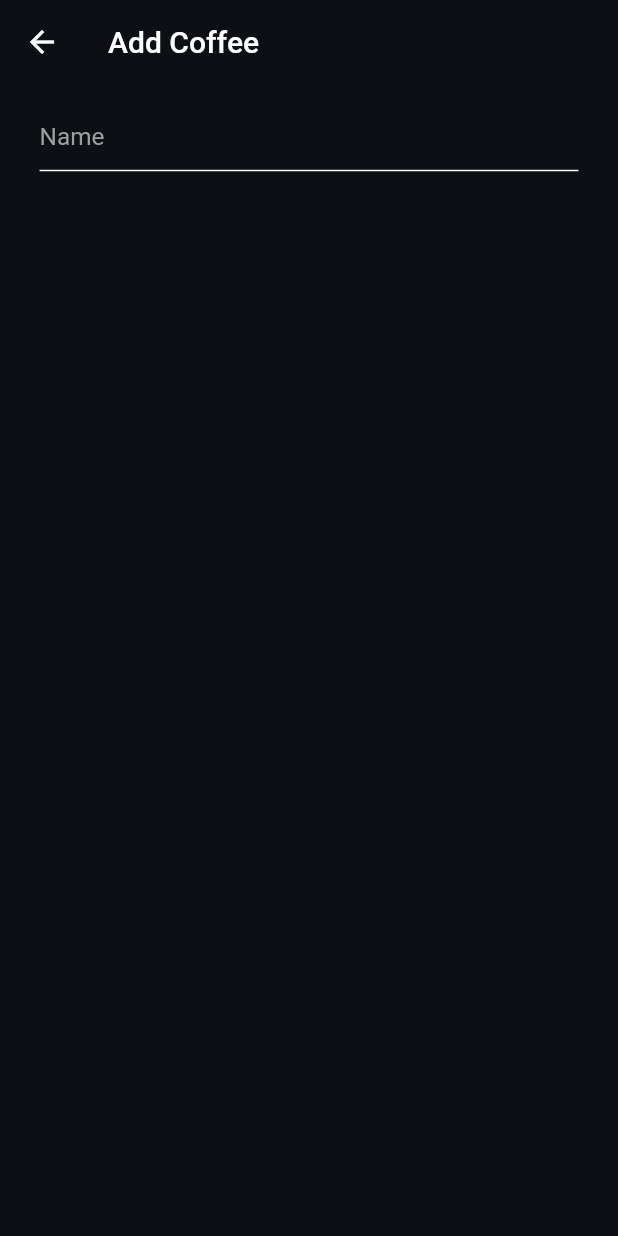
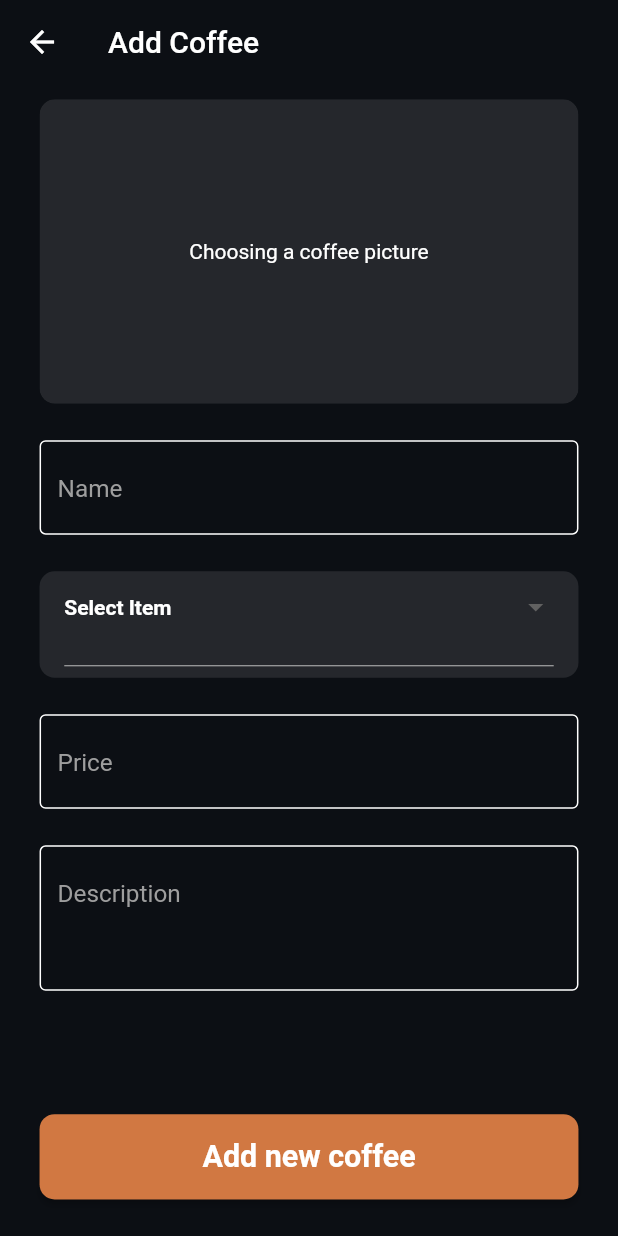
Before and after one commit to SayfiddinovJ/coffee_shop, a Flutter app: the CoffeeAddScreen screen opened directly, on a phone screen of 412 x 824 dp. Run offline on Flutter 3.47's test engine with Material 2 defaults, Android fonts, the light colour scheme and no system bars; our stand-ins replace cloud_firestore, equatable, firebase_core, firebase_storage, flutter_bloc, flutter_screenutil and 2 more; accounts and stored records are empty.

Commit message:
coffees add screen

```diff
--- a/lib/data/models/category/categories.dart
+++ b/lib/data/models/category/categories.dart
@@ -1,4 +1,4 @@
-List<String> categories = [
+final List<String> categories = [
   "Espresso",
   "Cappuccino",
   "Latte",
--- a/lib/data/models/coffee/coffee_field_keys.dart
+++ b/lib/data/models/coffee/coffee_field_keys.dart
@@ -3,6 +3,8 @@ enum CoffeeFieldKeys {
   price,
   description,
   image,
+  category,
+  // count,
   id,
   createdAt,
 }
--- a/lib/ui/admin/coffee_add_screen/coffee_add_screen.dart
+++ b/lib/ui/admin/coffee_add_screen/coffee_add_screen.dart
@@ -1,12 +1,29 @@
+import 'package:coffee_shop/bloc/coffee_bloc.dart';
+import 'package:coffee_shop/bloc/coffee_event.dart';
+import 'package:coffee_shop/bloc/coffee_state.dart';
+import 'package:coffee_shop/data/models/coffee/coffee_field_keys.dart';
+import 'package:coffee_shop/data/models/status.dart';
+import 'package:coffee_shop/ui/admin/coffee_add_screen/widgets/drop_down.dart';
+import 'package:coffee_shop/ui/admin/coffee_add_screen/widgets/image_upload.dart';
 import 'package:coffee_shop/ui/admin/widgets/global_text_field.dart';
+import 'package:coffee_shop/ui/widgets/global_button.dart';
 import 'package:coffee_shop/utils/app_colors/app_colors.dart';
+import 'package:coffee_shop/utils/dialogs/show_dialog.dart';
 import 'package:coffee_shop/utils/extensions/extensions.dart';
+import 'package:coffee_shop/utils/formats/price_formatter.dart';
 import 'package:flutter/material.dart';
+import 'package:flutter_bloc/flutter_bloc.dart';
 import 'package:flutter_screenutil/flutter_screenutil.dart';
+import 'package:fluttertoast/fluttertoast.dart';
 
-class CoffeeAddScreen extends StatelessWidget {
+class CoffeeAddScreen extends StatefulWidget {
   const CoffeeAddScreen({super.key});
 
+  @override
+  State<CoffeeAddScreen> createState() => _CoffeeAddScreenState();
+}
+
+class _CoffeeAddScreenState extends State<CoffeeAddScreen> {
   @override
   Widget build(BuildContext context) {
     return Scaffold(
@@ -16,12 +33,98 @@ class CoffeeAddScreen extends StatelessWidget {
         backgroundColor: AppColors.FF0C0F14,
         elevation: 0,
       ),
-      body: ListView(
-        padding: EdgeInsets.symmetric(horizontal: 24.w),
-        children: [
-          10.ph,
-          const GlobalTextField(hintText: 'Name'),
-        ],
+      body: BlocConsumer<CoffeeBloc, CoffeeState>(
+        builder: (context, state) {
+          if (state.status == FormStatus.failure) {
+            showMessage(message: state.statusText, context: context);
+          }
+          return Column(
+            children: [
+              Expanded(
+                child: ListView(
+                  physics: const BouncingScrollPhysics(),
+                  padding: EdgeInsets.symmetric(horizontal: 24.w),
+                  children: [
+                    10.ph,
+                    const ImageUpload(),
+                    24.ph,
+                    GlobalTextField(
+                        hintText: 'Name',
+                        onChanged: (value) {
+                          context.read<CoffeeBloc>().add(
+                              UpdateCurrentCoffeeEvent(
+                                  fieldKey: CoffeeFieldKeys.name,
+                                  value: value));
+                        }),
+                    24.ph,
+                    Container(
+                      height: 70.h,
+                      decoration: BoxDecoration(
+                        color: Colors.white10,
+                        borderRadius: BorderRadius.circular(10.r),
+                      ),
+                      child: const CategorySelector(),
+                    ),
+                    24.ph,
+                    GlobalTextField(
+                        hintText: 'Price',
+                        textInputFormatter: PriceFormatter(),
+                        keyboardType: TextInputType.number,
+                        maxLength: 10,
+                        onChanged: (value) {
+                          context.read<CoffeeBloc>().add(
+                              UpdateCurrentCoffeeEvent(
+                                  fieldKey: CoffeeFieldKeys.price,
+                                  value: value));
+                        }),
+                    24.ph,
+                    SizedBox(
+                      height: 120.h,
+                      child: GlobalTextField(
+                          hintText: 'Description',
+                          maxLines: 3,
+                          onChanged: (value) {
+                            context.read<CoffeeBloc>().add(
+                                UpdateCurrentCoffeeEvent(
+                                    fieldKey: CoffeeFieldKeys.description,
+                                    value: value));
+                          }),
+                    ),
+                  ],
+                ),
+              ),
+              Padding(
+                padding: EdgeInsets.symmetric(horizontal: 24.w),
+                child: GlobalButton(
+                    onPressed: () {
+                      context.read<CoffeeBloc>().add(UpdateCurrentCoffeeEvent(
+                          fieldKey: CoffeeFieldKeys.createdAt,
+                          value: DateTime.now().toString()));
+                      if (context.read<CoffeeBloc>().canRequest().isEmpty) {
+                        context.read<CoffeeBloc>().add(AddCoffeeEvent());
+                      } else {
+                        Fluttertoast.showToast(
+                          msg:
+                              "${context.read<CoffeeBloc>().canRequest()} is not filled",
+                          backgroundColor: AppColors.black,
+                          textColor: Colors.white,
+                        );
+                      }
+                    },
+                    data: 'Add new coffee'),
+              ),
+              24.ph,
+            ],
+          );
+        },
+        listener: (context, state) {
+          if (state.status == FormStatus.loading) {
+            const Center(child: CircularProgressIndicator());
+          }
+          if (state.status == FormStatus.success) {
+            Navigator.pop(context);
+          }
+        },
       ),
     );
   }
--- /dev/null
+++ b/lib/ui/admin/coffee_add_screen/widgets/drop_down.dart
@@ -0,0 +1,67 @@
+import 'package:coffee_shop/bloc/coffee_bloc.dart';
+import 'package:coffee_shop/bloc/coffee_event.dart';
+import 'package:coffee_shop/data/models/category/categories.dart';
+import 'package:coffee_shop/data/models/coffee/coffee_field_keys.dart';
+import 'package:flutter/material.dart';
+import 'package:flutter_bloc/flutter_bloc.dart';
+import 'package:flutter_screenutil/flutter_screenutil.dart';
+
+class CategorySelector extends StatefulWidget {
+  const CategorySelector({super.key});
+
+  @override
+  State<CategorySelector> createState() => _CategorySelectorState();
+}
+
+class _CategorySelectorState extends State<CategorySelector> {
+
+  String? selectedValue;
+  @override
+  Widget build(BuildContext context) {
+    return DropdownButton<String>(
+      padding: EdgeInsets.symmetric(horizontal: 15.w),
+      borderRadius: BorderRadius.circular(10.r),
+      dropdownColor: Colors.black,
+      isExpanded: true,
+      hint: const Row(
+        children: [
+          Expanded(
+            child: Text(
+              'Select Item',
+              style: TextStyle(
+                fontSize: 14,
+                fontWeight: FontWeight.bold,
+                color: Colors.white,
+              ),
+              overflow: TextOverflow.ellipsis,
+            ),
+          ),
+        ],
+      ),
+      items: categories
+          .map((String item) => DropdownMenuItem<String>(
+        value: item,
+        child: Text(
+          item,
+          style: const TextStyle(
+            fontSize: 14,
+            fontWeight: FontWeight.bold,
+            color: Colors.white,
+          ),
+          overflow: TextOverflow.ellipsis,
+        ),
+      ))
+          .toList(),
+      value: selectedValue,
+      onChanged: (value) {
+        setState(() {
+          selectedValue = value;
+        });
+          context.read<CoffeeBloc>().add(
+              UpdateCurrentCoffeeEvent(
+                  fieldKey: CoffeeFieldKeys.category,
+                  value: value));
+      },
+    );
+  }
+}
--- /dev/null
+++ b/lib/ui/admin/coffee_add_screen/widgets/image_upload.dart
@@ -0,0 +1,143 @@
+import 'package:coffee_shop/bloc/coffee_bloc.dart';
+import 'package:coffee_shop/bloc/coffee_event.dart';
+import 'package:coffee_shop/bloc/coffee_state.dart';
+import 'package:coffee_shop/data/models/coffee/coffee_field_keys.dart';
+import 'package:coffee_shop/data/models/universal_data.dart';
+import 'package:coffee_shop/ui/widgets/image_uploader.dart';
+import 'package:coffee_shop/utils/app_colors/app_colors.dart';
+import 'package:coffee_shop/utils/dialogs/loading.dart';
+import 'package:flutter/material.dart';
+import 'package:flutter_bloc/flutter_bloc.dart';
+import 'package:flutter_screenutil/flutter_screenutil.dart';
+import 'package:image_picker/image_picker.dart';
+
+class ImageUpload extends StatefulWidget {
+  const ImageUpload({super.key});
+
+  @override
+  State<ImageUpload> createState() => _ImageUploadState();
+}
+
+class _ImageUploadState extends State<ImageUpload> {
+  ImagePicker picker = ImagePicker();
+
+  @override
+  Widget build(BuildContext context) {
+    return BlocBuilder<CoffeeBloc, CoffeeState>(
+      builder: (context, state) {
+        return ClipRRect(
+          borderRadius: BorderRadius.circular(10.r),
+          child: InkWell(
+            onTap: () {
+              showBottomSheetDialog(context);
+            },
+            borderRadius: BorderRadius.circular(10.r),
+            child: Container(
+              height: 200.h,
+              width: MediaQuery.of(context).size.width,
+              decoration: BoxDecoration(
+                borderRadius: BorderRadius.circular(10.r),
+                color: Colors.white10,
+              ),
+              child: state.coffeeModel.image.isEmpty
+                  ? const Center(
+                      child: Text(
+                        'Choosing a coffee picture',
+                        style: TextStyle(color: AppColors.white),
+                      ),
+                    )
+                  : Image.network(state.coffeeModel.image, fit: BoxFit.fill),
+            ),
+          ),
+        );
+      },
+    );
+  }
+
+  void showBottomSheetDialog(BuildContext context) {
+    showModalBottomSheet(
+      backgroundColor: Colors.transparent,
+      context: context,
+      builder: (BuildContext context) {
+        return Container(
+          padding: const EdgeInsets.all(24),
+          decoration: const BoxDecoration(
+            color: Colors.black,
+            borderRadius: BorderRadius.only(
+              topLeft: Radius.circular(16),
+              topRight: Radius.circular(16),
+            ),
+          ),
+          child: Column(
+            mainAxisSize: MainAxisSize.min,
+            children: [
+              ListTile(
+                onTap: () {
+                  _getFromCamera(context);
+                },
+                leading: const Icon(
+                  Icons.camera_alt,
+                  color: Colors.white,
+                ),
+                title: const Text(
+                  "Select from Camera",
+                  style: TextStyle(color: Colors.white),
+                ),
+              ),
+              ListTile(
+                onTap: () {
+                  _getFromGallery(context);
+                },
+                leading: const Icon(
+                  Icons.photo,
+                  color: Colors.white,
+                ),
+                title: const Text(
+                  "Select from Gallery",
+                  style: TextStyle(color: Colors.white),
+                ),
+              ),
+            ],
+          ),
+        );
+      },
+    );
+  }
+
+  Future<void> _getFromCamera(BuildContext context) async {
+    XFile? xFile = await picker.pickImage(
+      source: ImageSource.camera,
+      maxHeight: 512,
+      maxWidth: 512,
+    );
+
+    if (context.mounted && xFile != null) {
+      showLoading(context: context);
+      UniversalData data = await imageUploader(xFile);
+      if (context.mounted) {
+        hideLoading(context: context);
+        context.read<CoffeeBloc>().add(UpdateCurrentCoffeeEvent(
+            fieldKey: CoffeeFieldKeys.image, value: data.data));
+        Navigator.pop(context);
+      }
+    }
+  }
+
+  Future<void> _getFromGallery(BuildContext context) async {
+    XFile? xFile = await picker.pickImage(
+      source: ImageSource.gallery,
+      maxHeight: 512,
+      maxWidth: 512,
+    );
+    if (context.mounted && xFile != null) {
+      showLoading(context: context);
+      UniversalData data = await imageUploader(xFile);
+      if (context.mounted) {
+        hideLoading(context: context);
+        context.read<CoffeeBloc>().add(UpdateCurrentCoffeeEvent(
+            fieldKey: CoffeeFieldKeys.image, value: data.data));
+        Navigator.pop(context);
+      }
+    }
+  }
+}
--- a/lib/ui/admin/widgets/global_text_field.dart
+++ b/lib/ui/admin/widgets/global_text_field.dart
@@ -8,7 +8,7 @@ class GlobalTextField extends StatefulWidget {
   final TextInputAction textInputAction;
   final Widget? prefixIcon;
   final String caption;
-  final ValueChanged? onChanged;
+  final ValueChanged onChanged;
   final FocusNode? focusNode;
   final bool readOnly;
   final TextInputFormatter? textInputFormatter;
@@ -33,7 +33,7 @@ class GlobalTextField extends StatefulWidget {
     this.suffixIcon,
     this.readOnly = false,
     this.controller,
-    this.onChanged,
+    required this.onChanged,
     this.focusNode,
     this.textInputFormatter,
     this.obscureText,
@@ -69,9 +69,8 @@ class _GlobalTextFieldState extends State<GlobalTextField> {
   @override
   Widget build(BuildContext context) {
     return TextField(
-      onChanged: (String value) {
-        widget.onChanged!(value);
-      },
+      style: TextStyle(color: color),
+      onChanged: widget.onChanged,
       controller: _internalController,
       maxLines: widget.maxLines,
       maxLength: widget.maxLength,
@@ -92,8 +91,14 @@ class _GlobalTextFieldState extends State<GlobalTextField> {
         hintText: widget.hintText,
         prefixIcon: widget.prefixIcon,
         suffixIcon: widget.suffixIcon,
-        enabledBorder: const UnderlineInputBorder(
-          borderSide: BorderSide(color: Colors.white), // Set the color here
+        enabledBorder: const OutlineInputBorder(
+          borderSide: BorderSide(color: Colors.white),
+        ),
+        disabledBorder: const OutlineInputBorder(
+          borderSide: BorderSide(color: Colors.white),
+        ),
+        border: const OutlineInputBorder(
+          borderSide: BorderSide(color: Colors.white),
         ),
       ),
       keyboardType: widget.keyboardType,
--- /dev/null
+++ b/lib/ui/widgets/global_button.dart
@@ -0,0 +1,35 @@
+import 'package:coffee_shop/utils/app_colors/app_colors.dart';
+import 'package:flutter/material.dart';
+import 'package:flutter_screenutil/flutter_screenutil.dart';
+
+class GlobalButton extends StatelessWidget {
+  const GlobalButton({super.key, required this.onPressed, required this.data});
+
+  final VoidCallback onPressed;
+  final String data;
+
+  @override
+  Widget build(BuildContext context) {
+    return SizedBox(
+      height: 56.h,
+      width: MediaQuery.of(context).size.width,
+      child: ElevatedButton(
+        onPressed: onPressed,
+        style: ElevatedButton.styleFrom(
+          backgroundColor: AppColors.FFD17842,
+          shape: RoundedRectangleBorder(
+            borderRadius: BorderRadius.circular(10),
+          ),
+        ),
+        child: Text(
+          data,
+          style: TextStyle(
+            color: Colors.white,
+            fontWeight: FontWeight.bold,
+            fontSize: 20.sp,
+          ),
+        ),
+      ),
+    );
+  }
+}
--- a/pubspec.yaml
+++ b/pubspec.yaml
@@ -21,6 +21,7 @@ dependencies:
   fluttertoast: ^8.2.2
   image_picker: ^1.0.4
   equatable: ^2.0.5
+  cached_network_image: ^3.3.0
 
 dev_dependencies:
   flutter_test:
```
Also changed, not shown: lib/bloc/coffee_bloc.dart (+12 -0 lines), lib/data/models/coffee/coffee_model.dart (+7 -0 lines), lib/ui/admin/coffees_screen/coffees_screen.dart (+5 -13 lines), lib/ui/admin/coffees_screen/widgets/coffee_container.dart (added, +71 -0 lines), lib/ui/widgets/image_uploader.dart (added, +18 -0 lines), lib/utils/dialogs/loading.dart (added, +21 -0 lines), lib/utils/dialogs/show_dialog.dart (added, +43 -0 lines), lib/utils/formats/price_formatter.dart (added, +25 -0 lines).
